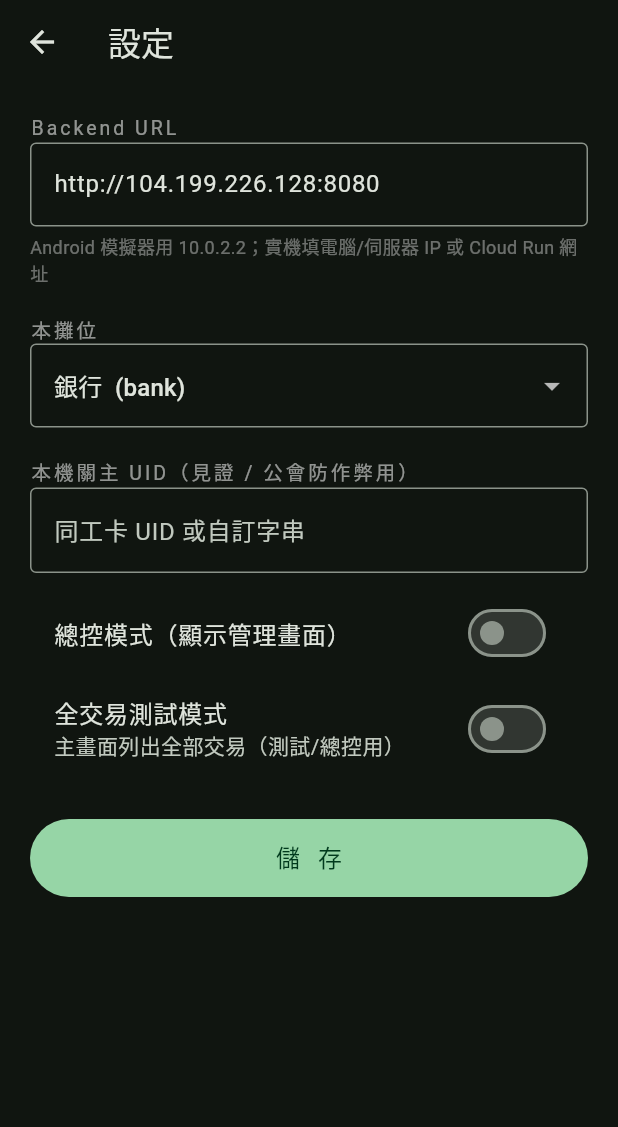
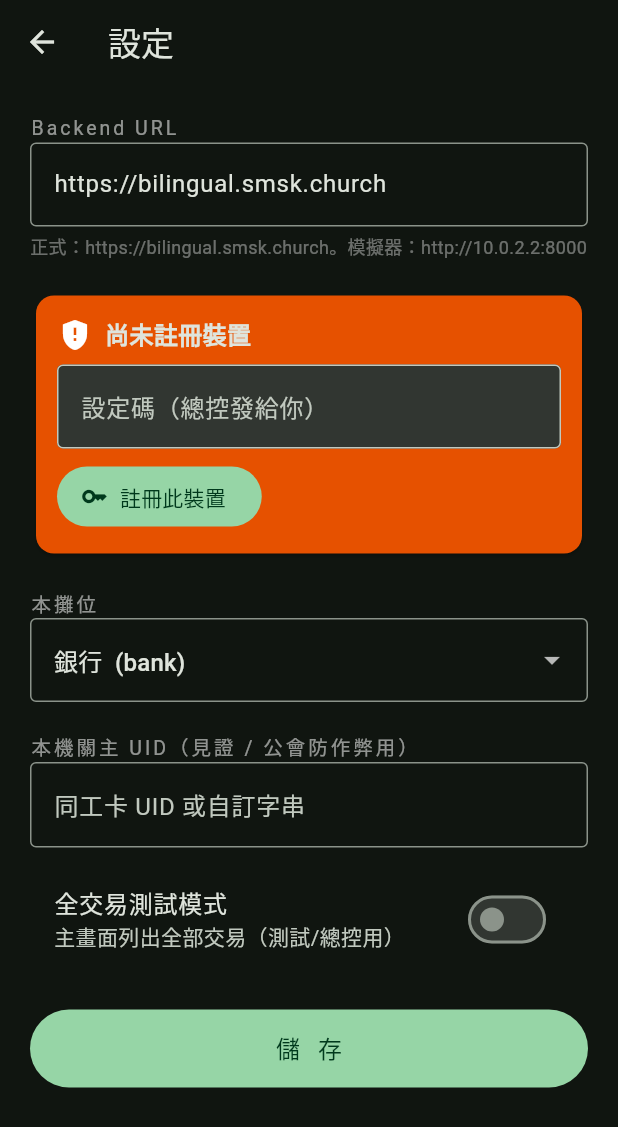
Before and after one commit to mushding/2026-bilingual-camp-little-market, a Flutter app: the screen it shows after launch, after a tap on the "settings" icon, on a phone screen of 412 x 824 dp. Shown: the top 1127 px of the screen. Run offline on Flutter 3.47's test engine with Material 3 defaults, Android fonts, the phone set to English and light mode, and no system bars; our stand-ins replace flutter_secure_storage, shared_preferences; missing offline and left inert: nfc_manager; network calls fail.

Commit message:
app: enrollment-token auth (secure storage + Bearer)
- flutter_secure_storage 存 API token(Keychain/Keystore)
- 設定畫面新增裝置註冊:設定碼→token，scope 顯示
- api_client 每次帶 Authorization: Bearer；401/403 友善訊息
- admin 畫面入口改由 token scope(admin) 決定，移除手動開關
- 預設 backendUrl → https://bilingual.smsk.church

Co-Authored-By: Claude Opus 4.8 (1M context) <noreply@anthropic.com>

```diff
--- a/lib/screens/scan_screen.dart
+++ b/lib/screens/scan_screen.dart
@@ -221,7 +221,7 @@ class _ScanScreenState extends State<ScanScreen> {
       appBar: AppBar(
         title: const Text('小市集 · 攤主端'),
         actions: [
-          if (s.adminMode)
+          if (s.isAdmin)
             IconButton(
               icon: const Icon(Icons.admin_panel_settings),
               onPressed: () => Navigator.push(context,
--- a/lib/screens/settings_screen.dart
+++ b/lib/screens/settings_screen.dart
@@ -1,5 +1,6 @@
 import 'package:flutter/material.dart';
 import '../data/stalls.dart';
+import '../services/api_client.dart';
 import '../services/settings.dart';
 
 class SettingsScreen extends StatefulWidget {
@@ -11,9 +12,10 @@ class SettingsScreen extends StatefulWidget {
 class _SettingsScreenState extends State<SettingsScreen> {
   late final TextEditingController _url;
   late final TextEditingController _staff;
+  final _code = TextEditingController();
   late String _stallId;
-  late bool _admin;
   late bool _allTxn;
+  bool _enrolling = false;
 
   @override
   void initState() {
@@ -22,7 +24,6 @@ class _SettingsScreenState extends State<SettingsScreen> {
     _url = TextEditingController(text: s.backendUrl);
     _staff = TextEditingController(text: s.staffUid);
     _stallId = s.stallId;
-    _admin = s.adminMode;
     _allTxn = s.allTxnMode;
   }
 
@@ -30,7 +31,37 @@ class _SettingsScreenState extends State<SettingsScreen> {
   void dispose() {
     _url.dispose();
     _staff.dispose();
+    _code.dispose();
     super.dispose();
+  }
+
+  void _snack(String m, bool ok) {
+    if (!mounted) return;
+    ScaffoldMessenger.of(context)
+        .showSnackBar(SnackBar(content: Text(m), backgroundColor: ok ? Colors.green : Colors.red));
+  }
+
+  Future<void> _enroll() async {
+    // 註冊前先存 URL（enroll 要連對的 backend）
+    await Settings.instance.setBackendUrl(_url.text);
+    setState(() => _enrolling = true);
+    try {
+      final scope = await ApiClient.enroll(_code.text.trim(),
+          label: stallById(_stallId).label);
+      _code.clear();
+      _snack('註冊成功（權限：$scope）', true);
+      setState(() {});
+    } catch (e) {
+      _snack('$e', false);
+    } finally {
+      if (mounted) setState(() => _enrolling = false);
+    }
+  }
+
+  Future<void> _unenroll() async {
+    await Settings.instance.clearToken();
+    _snack('已清除本機 token', true);
+    setState(() {});
   }
 
   Future<void> _save() async {
@@ -38,7 +69,6 @@ class _SettingsScreenState extends State<SettingsScreen> {
     await s.setBackendUrl(_url.text);
     await s.setStaffUid(_staff.text);
     await s.setStallId(_stallId);
-    await s.setAdminMode(_admin);
     await s.setAllTxnMode(_allTxn);
     if (!mounted) return;
     Navigator.pop(context);
@@ -46,6 +76,7 @@ class _SettingsScreenState extends State<SettingsScreen> {
 
   @override
   Widget build(BuildContext context) {
+    final s = Settings.instance;
     return Scaffold(
       appBar: AppBar(title: const Text('設定')),
       body: SafeArea(
@@ -58,22 +89,63 @@ class _SettingsScreenState extends State<SettingsScreen> {
               keyboardType: TextInputType.url,
               autocorrect: false,
               decoration: const InputDecoration(
-                hintText: 'http://192.168.1.10:8000',
+                hintText: 'https://bilingual.smsk.church',
                 border: OutlineInputBorder(),
               ),
             ),
             const SizedBox(height: 4),
-            const Text('Android 模擬器用 10.0.2.2；實機填電腦/伺服器 IP 或 Cloud Run 網址',
+            const Text('正式：https://bilingual.smsk.church。模擬器：http://10.0.2.2:8000',
                 style: TextStyle(fontSize: 12, color: Colors.white38)),
             const SizedBox(height: 20),
+
+            // ── 裝置註冊 ──
+            Card(
+              color: s.enrolled ? Colors.green.shade900 : Colors.orange.shade900,
+              child: Padding(
+                padding: const EdgeInsets.all(14),
+                child: Column(crossAxisAlignment: CrossAxisAlignment.start, children: [
+                  Row(children: [
+                    Icon(s.enrolled ? Icons.verified_user : Icons.gpp_maybe),
+                    const SizedBox(width: 8),
+                    Text(s.enrolled ? '已註冊（權限：${s.scope}）' : '尚未註冊裝置',
+                        style: const TextStyle(fontSize: 16, fontWeight: FontWeight.bold)),
+                  ]),
+                  const SizedBox(height: 8),
+                  if (!s.enrolled) ...[
+                    TextField(
+                      controller: _code,
+                      autocorrect: false,
+                      decoration: const InputDecoration(
+                        labelText: '設定碼（總控發給你）',
+                        hintText: 'FYstaff-... / FYadmin-...',
+                        border: OutlineInputBorder(),
+                        filled: true,
+                      ),
+                    ),
+                    const SizedBox(height: 8),
+                    FilledButton.icon(
+                      onPressed: _enrolling ? null : _enroll,
+                      icon: const Icon(Icons.key),
+                      label: Text(_enrolling ? '註冊中…' : '註冊此裝置'),
+                    ),
+                  ] else
+                    OutlinedButton.icon(
+                      onPressed: _unenroll,
+                      icon: const Icon(Icons.logout),
+                      label: const Text('清除 token（換手機/重註冊）'),
+                    ),
+                ]),
+              ),
+            ),
+            const SizedBox(height: 20),
+
             const Text('本攤位', style: _lbl),
             DropdownButtonFormField<String>(
               value: _stallId,
               isExpanded: true,
               decoration: const InputDecoration(border: OutlineInputBorder()),
               items: kStalls
-                  .map((s) => DropdownMenuItem(
-                      value: s.id, child: Text('${s.label}  (${s.id})')))
+                  .map((st) => DropdownMenuItem(value: st.id, child: Text('${st.label}  (${st.id})')))
                   .toList(),
               onChanged: (v) => setState(() => _stallId = v ?? _stallId),
             ),
@@ -88,11 +160,6 @@ class _SettingsScreenState extends State<SettingsScreen> {
               ),
             ),
             const SizedBox(height: 12),
-            SwitchListTile(
-              title: const Text('總控模式（顯示管理畫面）'),
-              value: _admin,
-              onChanged: (v) => setState(() => _admin = v),
-            ),
             SwitchListTile(
               title: const Text('全交易測試模式'),
               subtitle: const Text('主畫面列出全部交易（測試/總控用）'),
--- a/lib/services/settings.dart
+++ b/lib/services/settings.dart
@@ -1,6 +1,8 @@
+import 'package:flutter_secure_storage/flutter_secure_storage.dart';
 import 'package:shared_preferences/shared_preferences.dart';
 
-/// 攤主端設定 — backend URL、本攤位、關主 UID、總控/全交易開關。
+/// 攤主端設定 — backend URL、本攤位、關主 UID、API token。
+/// 敏感的 API token 存 Keychain/Keystore；其餘存 SharedPreferences。
 class Settings {
   Settings._();
   static final Settings instance = Settings._();
@@ -8,25 +10,32 @@ class Settings {
   static const _kBackendUrl = 'backend_url';
   static const _kStallId = 'stall_id';
   static const _kStaffUid = 'staff_uid';
-  static const _kAdminMode = 'admin_mode';
+  static const _kScope = 'scope';
   static const _kAllTxnMode = 'all_txn_mode';
+  static const _kTokenSecure = 'api_token';
 
   late SharedPreferences _prefs;
+  final _secure = const FlutterSecureStorage();
 
-  // 預設指向正式 VM；開發/模擬器在設定畫面改成 http://10.0.2.2:8000 即可。
-  String backendUrl = 'http://104.199.226.128:8080';
+  // 預設指向正式域名（走 Cloudflare → HTTPS）；開發/模擬器改 http://10.0.2.2:8000。
+  String backendUrl = 'https://bilingual.smsk.church';
   String stallId = 'bank';
   String staffUid = '';
-  bool adminMode = false;   // 顯示總控畫面
+  String apiToken = '';     // Bearer，存 secure storage
+  String scope = '';        // 'admin' | 'staff' | ''（未註冊）
   bool allTxnMode = false;  // 主畫面列出全部交易（測試）
+
+  bool get isAdmin => scope == 'admin';
+  bool get enrolled => apiToken.isNotEmpty;
 
   Future<void> load() async {
     _prefs = await SharedPreferences.getInstance();
     backendUrl = _prefs.getString(_kBackendUrl) ?? backendUrl;
     stallId = _prefs.getString(_kStallId) ?? stallId;
     staffUid = _prefs.getString(_kStaffUid) ?? staffUid;
-    adminMode = _prefs.getBool(_kAdminMode) ?? adminMode;
+    scope = _prefs.getString(_kScope) ?? scope;
     allTxnMode = _prefs.getBool(_kAllTxnMode) ?? allTxnMode;
+    apiToken = await _secure.read(key: _kTokenSecure) ?? '';
   }
 
   Future<void> setBackendUrl(String v) async {
@@ -44,9 +53,18 @@ class Settings {
     await _prefs.setString(_kStaffUid, staffUid);
   }
 
-  Future<void> setAdminMode(bool v) async {
-    adminMode = v;
-    await _prefs.setBool(_kAdminMode, v);
+  Future<void> setToken(String token, String tokenScope) async {
+    apiToken = token;
+    scope = tokenScope;
+    await _secure.write(key: _kTokenSecure, value: token);
+    await _prefs.setString(_kScope, tokenScope);
+  }
+
+  Future<void> clearToken() async {
+    apiToken = '';
+    scope = '';
+    await _secure.delete(key: _kTokenSecure);
+    await _prefs.remove(_kScope);
   }
 
   Future<void> setAllTxnMode(bool v) async {
--- a/pubspec.yaml
+++ b/pubspec.yaml
@@ -13,7 +13,8 @@ dependencies:
   cupertino_icons: ^1.0.6
   nfc_manager: ^3.5.0      # NTAG UID 讀取（雙平台）
   http: ^1.2.1             # backend HTTP
-  shared_preferences: ^2.2.2  # 設定持久化
+  shared_preferences: ^2.2.2  # 非敏感設定持久化
+  flutter_secure_storage: ^9.2.2  # API token 存 Keychain/Keystore
 
 dev_dependencies:
   flutter_test:
```
Also changed, not shown: lib/services/api_client.dart (+27 -9 lines).
